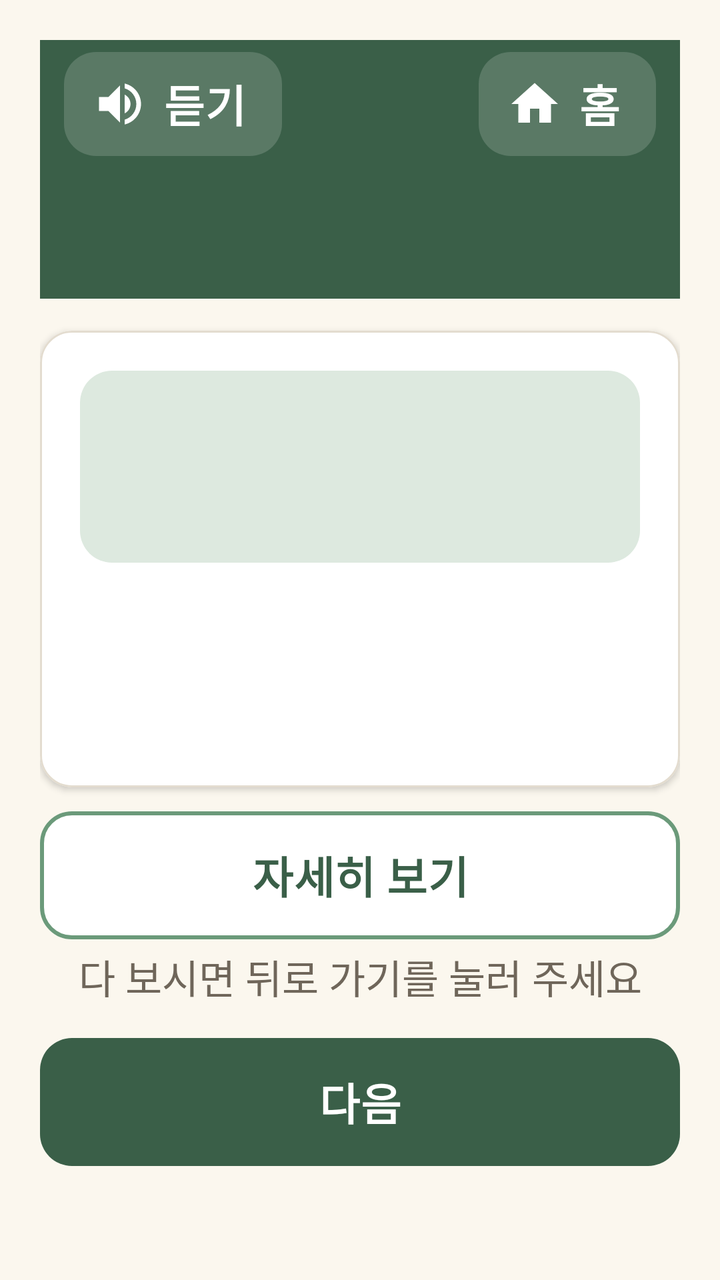
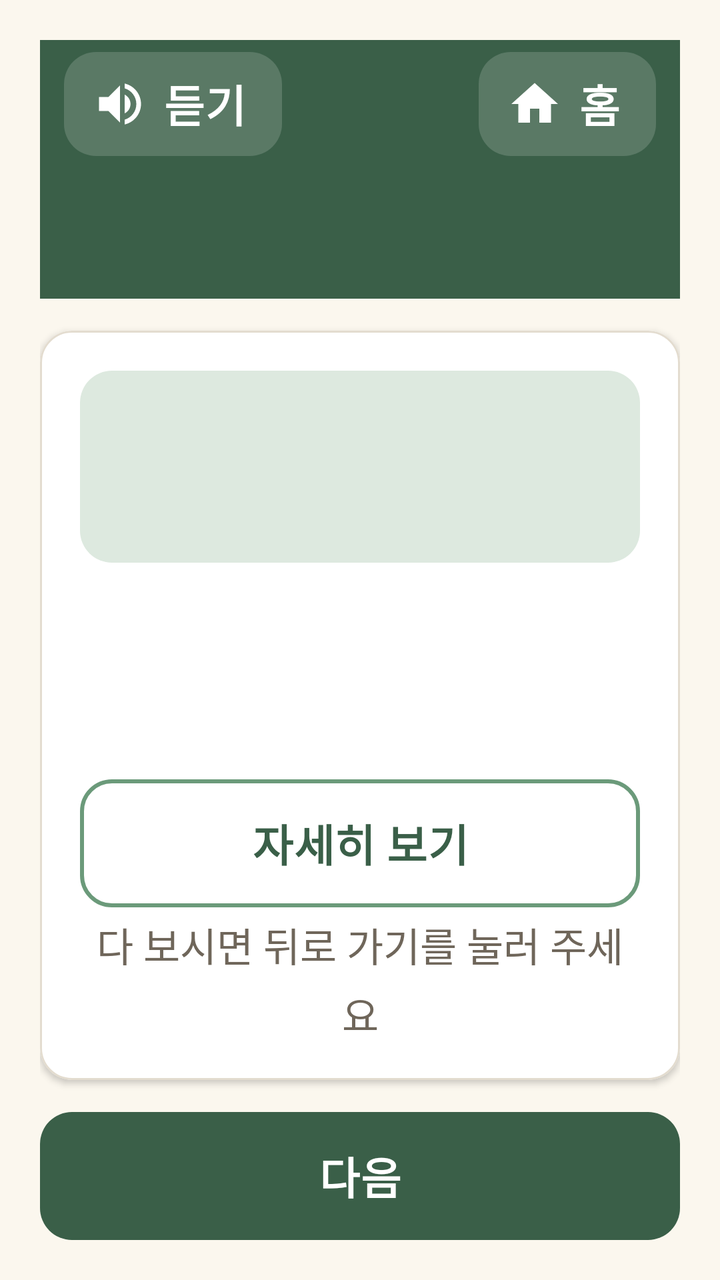

Screens rendered from an Android XML layout before and after an edit, with the pre-edit source and the edit as a unified diff.
<!-- AndroidManifest.xml: application theme Theme.Dorawing -->
<!-- res/layout/activity_health_card.xml -->
<?xml version="1.0" encoding="utf-8"?>
<LinearLayout xmlns:android="http://schemas.android.com/apk/res/android"
    xmlns:app="http://schemas.android.com/apk/res-auto"
    android:layout_width="match_parent"
    android:layout_height="match_parent"
    android:orientation="vertical"
    android:padding="@dimen/screen_padding">

    <include
        android:id="@+id/topBar"
        layout="@layout/view_top_bar" />

    <ScrollView
        android:layout_width="match_parent"
        android:layout_height="0dp"
        android:layout_weight="1"
        android:fadeScrollbars="false">

        
        <LinearLayout
            android:layout_width="match_parent"
            android:layout_height="wrap_content"
            android:orientation="vertical"
            android:paddingBottom="4dp">

            <com.google.android.material.card.MaterialCardView
                style="@style/Card"
                android:layout_width="match_parent"
                android:layout_height="wrap_content"
                android:layout_marginTop="@dimen/card_gap">

                <LinearLayout
                    android:layout_width="match_parent"
                    android:layout_height="wrap_content"
                    android:orientation="vertical">

                    
                    <LinearLayout
                        android:layout_width="match_parent"
                        android:layout_height="wrap_content"
                        android:background="@drawable/bg_card_picture"
                        android:gravity="center"
                        android:orientation="horizontal"
                        android:padding="@dimen/gap">

                        <ImageView
                            android:id="@+id/ivIcon"
                            android:layout_width="@dimen/card_icon"
                            android:layout_height="@dimen/card_icon"
                            android:layout_marginEnd="@dimen/gap"
                            android:importantForAccessibility="no" />

                        <TextView
                            android:id="@+id/tvPicture"
                            style="@style/Text.Heading"
                            android:layout_width="wrap_content"
                            android:layout_height="wrap_content" />
                    </LinearLayout>

                    
                    <TextView
                        android:id="@+id/tvCardTitle"
                        style="@style/Text.Title"
                        android:layout_width="match_parent"
                        android:layout_height="wrap_content"
                        android:layout_marginTop="@dimen/card_gap" />

                    <TextView
                        android:id="@+id/tvBody"
                        android:layout_width="match_parent"
                        android:layout_height="wrap_content"
                        android:layout_marginTop="@dimen/gap" />
                </LinearLayout>
            </com.google.android.material.card.MaterialCardView>

            
            <com.google.android.material.button.MaterialButton
                android:id="@+id/btnCall"
                style="@style/Button.Secondary"
                android:layout_width="match_parent"
                android:layout_height="wrap_content"
                android:layout_marginTop="@dimen/card_gap"
                android:text="@string/card_call"
                android:visibility="gone"
                app:icon="@drawable/ic_card_call"
                app:iconGravity="textStart" />

            <com.google.android.material.button.MaterialButton
                android:id="@+id/btnMore"
                style="@style/Button.Secondary"
                android:layout_width="match_parent"
                android:layout_height="wrap_content"
                android:layout_marginTop="@dimen/gap"
                android:text="@string/card_more" />

            <TextView
                android:id="@+id/tvMoreHelp"
                style="@style/Text.Sub"
                android:layout_width="match_parent"
                android:layout_height="wrap_content"
                android:layout_marginTop="4dp"
                android:gravity="center"
                android:text="@string/card_more_help" />

            
            <com.google.android.material.button.MaterialButton
                android:id="@+id/btnNext"
                android:layout_width="match_parent"
                android:layout_height="wrap_content"
                android:layout_marginTop="@dimen/card_gap"
                android:text="@string/card_next" />
        </LinearLayout>
    </ScrollView>
</LinearLayout>
<!-- res/layout/view_top_bar.xml (included above) -->
<?xml version="1.0" encoding="utf-8"?>
<LinearLayout xmlns:android="http://schemas.android.com/apk/res/android"
    xmlns:app="http://schemas.android.com/apk/res-auto"
    android:layout_width="match_parent"
    android:layout_height="wrap_content"
    android:background="@color/green_dark"
    android:orientation="vertical"
    android:paddingStart="@dimen/bar_padding"
    android:paddingEnd="@dimen/bar_padding"
    android:paddingBottom="@dimen/bar_bottom">

    <LinearLayout
        android:layout_width="match_parent"
        android:layout_height="wrap_content"
        android:gravity="center_vertical"
        android:orientation="horizontal">

        <com.google.android.material.button.MaterialButton
            android:id="@+id/btnSpeak"
            style="@style/Button.Bar"
            android:layout_width="wrap_content"
            android:layout_height="wrap_content"
            android:text="@string/top_speak"
            app:icon="@drawable/ic_speaker" />

        <Space
            android:layout_width="0dp"
            android:layout_height="0dp"
            android:layout_weight="1" />

        <com.google.android.material.button.MaterialButton
            android:id="@+id/btnHome"
            style="@style/Button.Bar"
            android:layout_width="wrap_content"
            android:layout_height="wrap_content"
            android:text="@string/top_home"
            app:icon="@drawable/ic_home" />
    </LinearLayout>

    <TextView
        android:id="@+id/tvTitle"
        style="@style/Text.BarTitle"
        android:layout_width="match_parent"
        android:layout_height="wrap_content"
        android:layout_marginTop="4dp"
        android:paddingStart="8dp"
        android:paddingEnd="8dp" />

    
    <LinearLayout
        android:id="@+id/boxSubtitle"
        android:layout_width="match_parent"
        android:layout_height="wrap_content"
        android:layout_marginTop="@dimen/gap"
        android:gravity="center_vertical"
        android:orientation="horizontal"
        android:paddingStart="8dp"
        android:paddingEnd="8dp"
        android:visibility="gone">

        <ImageView
            android:layout_width="@dimen/logo_size"
            android:layout_height="@dimen/logo_size"
            android:layout_marginEnd="@dimen/gap"
            android:importantForAccessibility="no"
            android:src="@drawable/ic_logo" />

        <TextView
            style="@style/Text.BarSub"
            android:layout_width="0dp"
            android:layout_height="wrap_content"
            android:layout_weight="1"
            android:text="@string/app_subtitle" />
    </LinearLayout>
</LinearLayout>
<!-- resources referenced by this layout -->
<resources>
  <color name="green_dark">#3A5F48</color>
  <dimen name="bar_bottom">24dp</dimen>
  <dimen name="bar_padding">12dp</dimen>
  <dimen name="card_gap">16dp</dimen>
  <dimen name="card_icon">72dp</dimen>
  <dimen name="gap">12dp</dimen>
  <dimen name="logo_size">44dp</dimen>
  <dimen name="screen_padding">20dp</dimen>
  <!-- drawable bg_card_picture (drawable) -->
  <?xml version="1.0" encoding="utf-8"?>
  <shape xmlns:android="http://schemas.android.com/apk/res/android"
      android:shape="rectangle">
      <solid android:color="@color/green_light" />
      <corners android:radius="@dimen/corner" />
  </shape>
  <string name="app_subtitle">오늘의 기억을 그리다</string>
  <string name="card_call">1899-9988 전화하기</string>
  <string name="card_more">자세히 보기</string>
  <string name="card_more_help">다 보시면 뒤로 가기를 눌러 주세요</string>
  <string name="card_next">다음</string>
  <string name="top_home">홈</string>
  <string name="top_speak">듣기</string>
  <style name="Text.BarSub" parent="Text.Body">
          <item name="android:textColor">@color/green_light</item>
      </style>
  <style name="Text.BarTitle" parent="Text.Title">
          <item name="android:textColor">@color/white</item>
      </style>
  <style name="Text.Heading" parent="Text.Body">
          <item name="android:textSize">@dimen/text_heading</item>
          <item name="android:textStyle">bold</item>
          <item name="android:textColor">@color/green_dark</item>
      </style>
  <style name="Text.Sub" parent="Text.Body">
          <item name="android:textColor">@color/text_sub</item>
      </style>
  <style name="Text.Title" parent="Text.Body">
          <item name="android:textSize">@dimen/text_title</item>
          <item name="android:textStyle">bold</item>
          <item name="android:textColor">@color/green_dark</item>
          <item name="android:lineSpacingMultiplier">1.1</item>
      </style>
  <color name="green_light">#DDE9DF</color>
  <dimen name="corner">16dp</dimen>
  <dimen name="button_height">64dp</dimen>
  <dimen name="bar_button_inset">6dp</dimen>
  <dimen name="text_button">22sp</dimen>
  <color name="white">#FFFFFFFF</color>
  <color name="bar_button">#29FFFFFF</color>
  <color name="bar_ripple">#40FFFFFF</color>
  <dimen name="icon_size">28dp</dimen>
  <color name="green_mid">#6B9A7A</color>
  <dimen name="button_stroke">2dp</dimen>
  <dimen name="card_elevation">2dp</dimen>
  <dimen name="card_padding">20dp</dimen>
  <color name="line">#E3DCCF</color>
  <dimen name="card_stroke">1dp</dimen>
  <dimen name="text_heading">22sp</dimen>
  <color name="text_sub">#6F665A</color>
  <dimen name="text_title">28sp</dimen>
  <color name="cream">#FBF7EE</color>
  <color name="text_main">#2E2A24</color>
  <dimen name="text_body">20sp</dimen>
  <style name="Dialog.Box" parent="MaterialAlertDialog.Material3">
          <item name="backgroundTint">@color/white</item>
          <item name="shapeAppearance">@style/Shape.Dialog</item>
      </style>
  <style name="Dialog.Title" parent="MaterialAlertDialog.Material3.Title.Text">
          <item name="android:textSize">@dimen/text_heading</item>
          <item name="android:textStyle">bold</item>
          <item name="android:textColor">@color/green_dark</item>
      </style>
  <style name="Dialog.Button" parent="Widget.Material3.Button.TextButton.Dialog">
          <item name="android:textSize">@dimen/text_button</item>
          <item name="android:textStyle">bold</item>
          <item name="android:minHeight">@dimen/button_height</item>
          <item name="android:textColor">@color/green_dark</item>
      </style>
  <style name="Shape.Dialog" parent="">
          <item name="cornerFamily">rounded</item>
          <item name="cornerSize">@dimen/corner</item>
      </style>
  <!-- unchanged entries left out for length: 15 -->
</resources>

<!-- the commit's change to res/layout/activity_health_card.xml (unified diff, before → after) -->
@@ -10,107 +10,112 @@
         android:id="@+id/topBar"
         layout="@layout/view_top_bar" />
 
-    <ScrollView
+    
+    <com.google.android.material.card.MaterialCardView
+        style="@style/Card"
         android:layout_width="match_parent"
         android:layout_height="0dp"
+        android:layout_marginTop="@dimen/card_gap"
         android:layout_weight="1"
-        android:fadeScrollbars="false">
+        app:contentPadding="0dp">
 
         
-        <LinearLayout
+        <ScrollView
+            android:id="@+id/scrollCard"
             android:layout_width="match_parent"
-            android:layout_height="wrap_content"
-            android:orientation="vertical"
-            android:paddingBottom="4dp">
+            android:layout_height="match_parent"
+            android:fadeScrollbars="false"
+            android:fillViewport="true"
+            android:padding="@dimen/card_padding"
+            android:scrollbarStyle="outsideOverlay">
 
-            <com.google.android.material.card.MaterialCardView
-                style="@style/Card"
+            <LinearLayout
                 android:layout_width="match_parent"
                 android:layout_height="wrap_content"
-                android:layout_marginTop="@dimen/card_gap">
+                android:orientation="vertical">
 
+                
                 <LinearLayout
                     android:layout_width="match_parent"
                     android:layout_height="wrap_content"
-                    android:orientation="vertical">
+                    android:background="@drawable/bg_card_picture"
+                    android:gravity="center"
+                    android:orientation="horizontal"
+                    android:padding="@dimen/gap">
 
-                    
-                    <LinearLayout
-                        android:layout_width="match_parent"
-                        android:layout_height="wrap_content"
-                        android:background="@drawable/bg_card_picture"
-                        android:gravity="center"
-                        android:orientation="horizontal"
-                        android:padding="@dimen/gap">
-
-                        <ImageView
-                            android:id="@+id/ivIcon"
-                            android:layout_width="@dimen/card_icon"
-                            android:layout_height="@dimen/card_icon"
-                            android:layout_marginEnd="@dimen/gap"
-                            android:importantForAccessibility="no" />
-
-                        <TextView
-                            android:id="@+id/tvPicture"
-                            style="@style/Text.Heading"
-                            android:layout_width="wrap_content"
-                            android:layout_height="wrap_content" />
-                    </LinearLayout>
-
-                    
-                    <TextView
-                        android:id="@+id/tvCardTitle"
-                        style="@style/Text.Title"
-                        android:layout_width="match_parent"
-                        android:layout_height="wrap_content"
-                        android:layout_marginTop="@dimen/card_gap" />
+                    <ImageView
+                        android:id="@+id/ivIcon"
+                        android:layout_width="@dimen/card_icon"
+                        android:layout_height="@dimen/card_icon"
+                        android:layout_marginEnd="@dimen/gap"
+                        android:importantForAccessibility="no" />
 
                     <TextView
-                        android:id="@+id/tvBody"
-                        android:layout_width="match_parent"
-                        android:layout_height="wrap_content"
-                        android:layout_marginTop="@dimen/gap" />
+                        android:id="@+id/tvPicture"
+                        style="@style/Text.Heading"
+                        android:layout_width="wrap_content"
+                        android:layout_height="wrap_content" />
                 </LinearLayout>
-            </com.google.android.material.card.MaterialCardView>
 
-            
-            <com.google.android.material.button.MaterialButton
-                android:id="@+id/btnCall"
-                style="@style/Button.Secondary"
-                android:layout_width="match_parent"
-                android:layout_height="wrap_content"
-                android:layout_marginTop="@dimen/card_gap"
-                android:text="@string/card_call"
-                android:visibility="gone"
-                app:icon="@drawable/ic_card_call"
-                app:iconGravity="textStart" />
+                
+                <TextView
+                    android:id="@+id/tvCardTitle"
+                    style="@style/Text.Title"
+                    android:layout_width="match_parent"
+                    android:layout_height="wrap_content"
+                    android:layout_marginTop="@dimen/card_gap" />
 
-            <com.google.android.material.button.MaterialButton
-                android:id="@+id/btnMore"
-                style="@style/Button.Secondary"
-                android:layout_width="match_parent"
-                android:layout_height="wrap_content"
-                android:layout_marginTop="@dimen/gap"
-                android:text="@string/card_more" />
+                <TextView
+                    android:id="@+id/tvBody"
+                    android:layout_width="match_parent"
+                    android:layout_height="wrap_content"
+                    android:layout_marginTop="@dimen/gap" />
 
-            <TextView
-                android:id="@+id/tvMoreHelp"
-                style="@style/Text.Sub"
-                android:layout_width="match_parent"
-                android:layout_height="wrap_content"
-                android:layout_marginTop="4dp"
-                android:gravity="center"
-                android:text="@string/card_more_help" />
+                
+                <Space
+                    android:layout_width="match_parent"
+                    android:layout_height="0dp"
+                    android:layout_weight="1" />
 
-            
-            <com.google.android.material.button.MaterialButton
-                android:id="@+id/btnNext"
-                android:layout_width="match_parent"
-                android:layout_height="wrap_content"
-                android:layout_marginTop="@dimen/card_gap"
-                android:text="@string/card_next" />
-        </LinearLayout>
-    </ScrollView>
+                
+                <com.google.android.material.button.MaterialButton
+                    android:id="@+id/btnCall"
+                    style="@style/Button.Secondary"
+                    android:layout_width="match_parent"
+                    android:layout_height="wrap_content"
+                    android:layout_marginTop="@dimen/card_gap"
+                    android:text="@string/card_call"
+                    android:visibility="gone"
+                    app:icon="@drawable/ic_card_call"
+                    app:iconGravity="textStart" />
+
+                <com.google.android.material.button.MaterialButton
+                    android:id="@+id/btnMore"
+                    style="@style/Button.Secondary"
+                    android:layout_width="match_parent"
+                    android:layout_height="wrap_content"
+                    android:layout_marginTop="@dimen/card_gap"
+                    android:text="@string/card_more" />
+
+                <TextView
+                    android:id="@+id/tvMoreHelp"
+                    style="@style/Text.Sub"
+                    android:layout_width="match_parent"
+                    android:layout_height="wrap_content"
+                    android:layout_marginTop="4dp"
+                    android:gravity="center"
+                    android:text="@string/card_more_help" />
+            </LinearLayout>
+        </ScrollView>
+    </com.google.android.material.card.MaterialCardView>
+
+    
+    <com.google.android.material.button.MaterialButton
+        android:id="@+id/btnNext"
+        android:layout_width="match_parent"
+        android:layout_height="wrap_content"
+        android:layout_marginTop="@dimen/card_gap"
+        android:text="@string/card_next" />
 </LinearLayout>
 <!-- res/layout/view_top_bar.xml (included above) -->
 <?xml version="1.0" encoding="utf-8"?>
